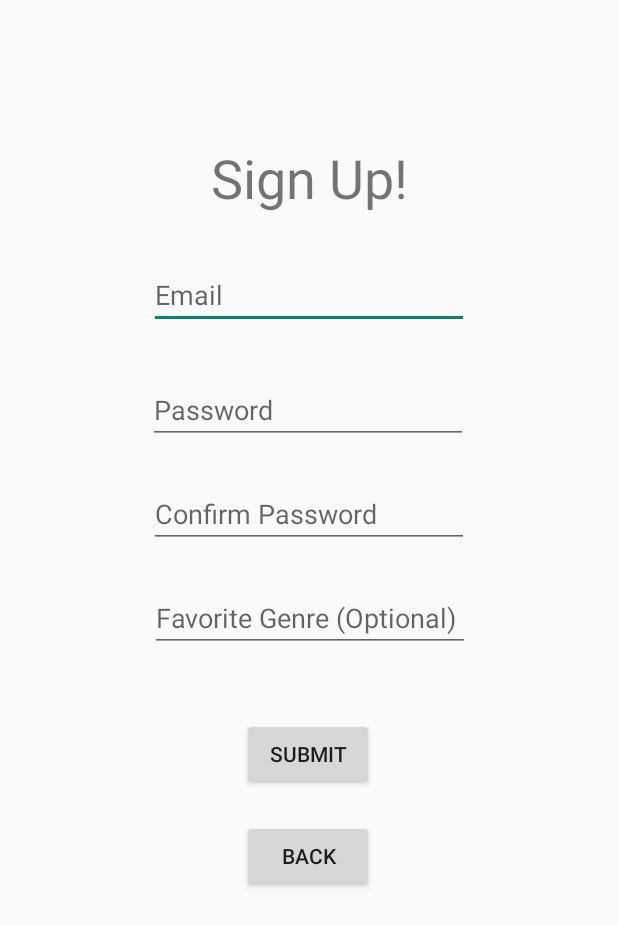
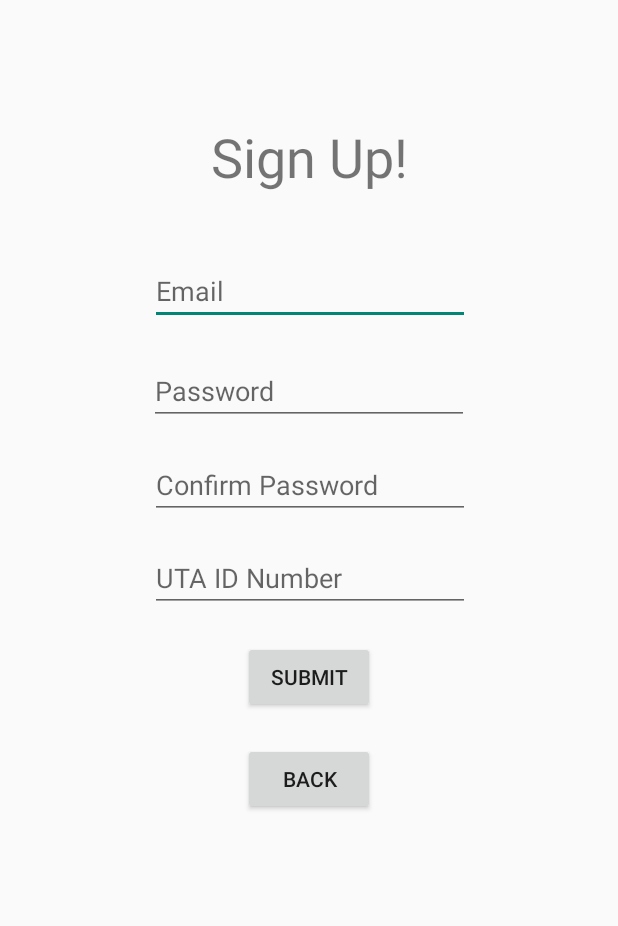
Before and after one commit to Mystaex/SPICE, an Android app: the Signup screen opened directly, with no data from a screen before it, on a phone screen of 412 x 824 dp. Shown: the top 926 px of the screen. Run offline under Robolectric (Android 15) with nearby library versions, the light colour scheme and no system bars; our stand-ins replace Firebase (no records; nobody signed in at launch, a user with empty details on screens opened directly).

Commit message:
Full FB and User functionality Complete

```diff
--- a/Android_Studio_Projects/app/src/main/java/com/example/spice/ui/login/Signup.java
+++ b/Android_Studio_Projects/app/src/main/java/com/example/spice/ui/login/Signup.java
@@ -34,7 +34,7 @@ public class Signup extends AppCompatActivity
 {
     private static final String TAG = "EmailPassword";
     //Initializing text boxes and buttons
-    EditText mEmail, mPassword, mPasswordConfirm, mGenre;
+    EditText mEmail, mPassword, mPasswordConfirm, mUtaid;
     Button signupBtn, backBtn;
 
     //initializing database
@@ -54,7 +54,7 @@ public class Signup extends AppCompatActivity
         mEmail = findViewById(R.id.signup_email);
         mPassword = findViewById(R.id.signup_password);
         mPasswordConfirm= findViewById(R.id.signup_confirm);
-        mGenre = findViewById(R.id.signup_genre);
+        mUtaid = findViewById(R.id.signup_utaid);
         signupBtn = findViewById(R.id.signup_submit);
         backBtn = findViewById(R.id.signup_back_submit);
 
@@ -82,7 +82,7 @@ public class Signup extends AppCompatActivity
                 String emailValue = mEmail.getText().toString().trim();
                 String passwordValue = mPassword.getText().toString().trim();
                 String passwordConfirmValue = mPasswordConfirm.getText().toString().trim();
-                String genreValue = mGenre.getText().toString().trim();
+                String utaidValue = mUtaid.getText().toString().trim();
 
                 //EMPTY EMAIL
                 if(TextUtils.isEmpty(emailValue))
@@ -136,14 +136,26 @@ public class Signup extends AppCompatActivity
                     mPasswordConfirm.setError("Must be the same as the password");
                     return;
                 }
+                //EMPTY CONFIRM PASSWORD
+                if(TextUtils.isEmpty(utaidValue))
+                {
+                    mUtaid.setError("UTA ID Number required");
+                    return;
+                }
+                //PASSWORD LESS THAN 6 CHARAS
+                if(utaidValue.length() != 10)
+                {
+                    mUtaid.setError("ID Number must have a length of 10");
+                    return;
+                }
 
-                createAccount(emailValue,passwordValue, genreValue);
+                createAccount(emailValue,passwordValue, utaidValue);
             }
         });
     }
 
 
-    private void createAccount(String email, String password, String genre)
+    private void createAccount(String email, String password, String utaid)
     {
         // [START create_user_with_email]
         auth.createUserWithEmailAndPassword(email, password)
@@ -159,7 +171,7 @@ public class Signup extends AppCompatActivity
                     Log.d(TAG, "createUserWithEmail:success");
                     FirebaseUser user = auth.getCurrentUser();
                     currentUserId = user.getUid();
-                    member.setgenre(genre);
+                    member.setgenre(utaid);
                     member.setpassword(password);
                     member.setemail(email);
                     member.setuserid(currentUserId);
--- a/Android_Studio_Projects/app/src/main/res/layout/activity_signup.xml
+++ b/Android_Studio_Projects/app/src/main/res/layout/activity_signup.xml
@@ -16,7 +16,7 @@
         app:layout_constraintEnd_toEndOf="parent"
         app:layout_constraintStart_toStartOf="parent"
         app:layout_constraintTop_toTopOf="parent"
-        app:layout_constraintVertical_bias="0.121" />
+        app:layout_constraintVertical_bias="0.103" />
 
     <EditText
         android:id="@+id/signup_email"
@@ -25,52 +25,53 @@
         android:ems="10"
         android:hint="Email"
         android:inputType="textPersonName"
-        app:layout_constraintBottom_toTopOf="@+id/signup_password"
+        app:layout_constraintBottom_toBottomOf="parent"
         app:layout_constraintEnd_toEndOf="parent"
+        app:layout_constraintHorizontal_bias="0.502"
         app:layout_constraintStart_toStartOf="parent"
-        app:layout_constraintTop_toBottomOf="@+id/signup_title" />
+        app:layout_constraintTop_toTopOf="parent"
+        app:layout_constraintVertical_bias="0.22" />
 
     <EditText
         android:id="@+id/signup_password"
         android:layout_width="wrap_content"
         android:layout_height="wrap_content"
-        android:layout_marginBottom="24dp"
         android:ems="10"
         android:hint="Password"
         android:inputType="textPersonName"
-        app:layout_constraintBottom_toTopOf="@+id/signup_confirm"
+        app:layout_constraintBottom_toBottomOf="parent"
         app:layout_constraintEnd_toEndOf="parent"
-        app:layout_constraintHorizontal_bias="0.497"
         app:layout_constraintStart_toStartOf="parent"
         app:layout_constraintTop_toTopOf="parent"
-        app:layout_constraintVertical_bias="1.0" />
+        app:layout_constraintVertical_bias="0.306" />
 
     <EditText
         android:id="@+id/signup_confirm"
         android:layout_width="wrap_content"
         android:layout_height="wrap_content"
-        android:layout_marginBottom="24dp"
         android:ems="10"
         android:hint="Confirm Password"
-        android:inputType="textPersonName"
-        app:layout_constraintBottom_toTopOf="@+id/signup_genre"
-        app:layout_constraintEnd_toEndOf="parent"
-        app:layout_constraintStart_toStartOf="parent"
-        app:layout_constraintTop_toTopOf="parent"
-        app:layout_constraintVertical_bias="1.0" />
-
-    <EditText
-        android:id="@+id/signup_genre"
-        android:layout_width="wrap_content"
-        android:layout_height="wrap_content"
-        android:ems="10"
-        android:hint="Favorite Genre (Optional)"
         android:inputType="textPersonName"
         app:layout_constraintBottom_toBottomOf="parent"
         app:layout_constraintEnd_toEndOf="parent"
         app:layout_constraintHorizontal_bias="0.502"
         app:layout_constraintStart_toStartOf="parent"
-        app:layout_constraintTop_toTopOf="parent" />
+        app:layout_constraintTop_toTopOf="parent"
+        app:layout_constraintVertical_bias="0.386" />
+
+    <EditText
+        android:id="@+id/signup_utaid"
+        android:layout_width="wrap_content"
+        android:layout_height="wrap_content"
+        android:ems="10"
+        android:hint="UTA ID Number"
+        android:inputType="textPersonName"
+        app:layout_constraintBottom_toBottomOf="parent"
+        app:layout_constraintEnd_toEndOf="parent"
+        app:layout_constraintHorizontal_bias="0.502"
+        app:layout_constraintStart_toStartOf="parent"
+        app:layout_constraintTop_toTopOf="parent"
+        app:layout_constraintVertical_bias="0.466" />
 
     <Button
         android:id="@+id/signup_submit"
@@ -79,10 +80,9 @@
         android:text="Submit"
         app:layout_constraintBottom_toBottomOf="parent"
         app:layout_constraintEnd_toEndOf="parent"
-        app:layout_constraintHorizontal_bias="0.498"
         app:layout_constraintStart_toStartOf="parent"
-        app:layout_constraintTop_toBottomOf="@+id/signup_genre"
-        app:layout_constraintVertical_bias="0.128" />
+        app:layout_constraintTop_toTopOf="parent"
+        app:layout_constraintVertical_bias="0.551" />
 
     <Button
         android:id="@+id/signup_back_submit"
@@ -91,8 +91,7 @@
         android:text="Back"
         app:layout_constraintBottom_toBottomOf="parent"
         app:layout_constraintEnd_toEndOf="parent"
-        app:layout_constraintHorizontal_bias="0.498"
         app:layout_constraintStart_toStartOf="parent"
-        app:layout_constraintTop_toBottomOf="@+id/signup_submit"
-        app:layout_constraintVertical_bias="0.081" />
+        app:layout_constraintTop_toTopOf="parent"
+        app:layout_constraintVertical_bias="0.638" />
 </androidx.constraintlayout.widget.ConstraintLayout>
--- a/Android_Studio_Projects/app/src/main/res/menu/menu_options.xml
+++ b/Android_Studio_Projects/app/src/main/res/menu/menu_options.xml
@@ -3,7 +3,7 @@
 
     <item
         android:id="@+id/item_password"
-        android:title="Password"/>
+        android:title="Change Password"/>
     <item
         android:id="@+id/item_edit"
         android:title="Edit Profile"/>
```
Also changed, not shown: Android_Studio_Projects/app/src/main/java/com/example/spice/ui/profile/ManageAccount.java (+1 -9 lines), Android_Studio_Projects/app/src/main/res/layout/activity_change_password.xml (+13 -19 lines), Android_Studio_Projects/app/src/main/res/layout/activity_login.xml (+9 -8 lines), Android_Studio_Projects/app/src/main/res/layout/activity_manage_account.xml (+10 -28 lines), 29 other files.
